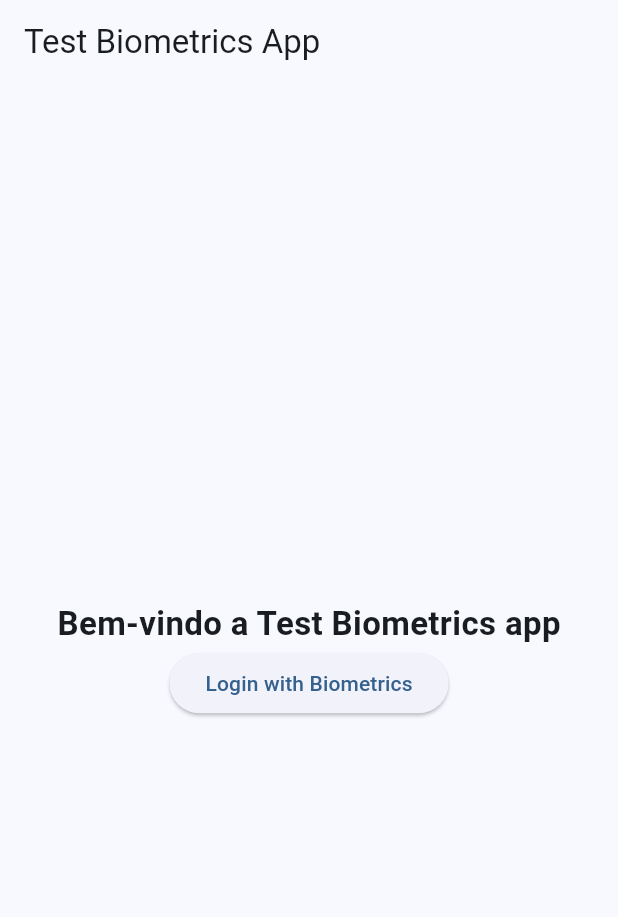
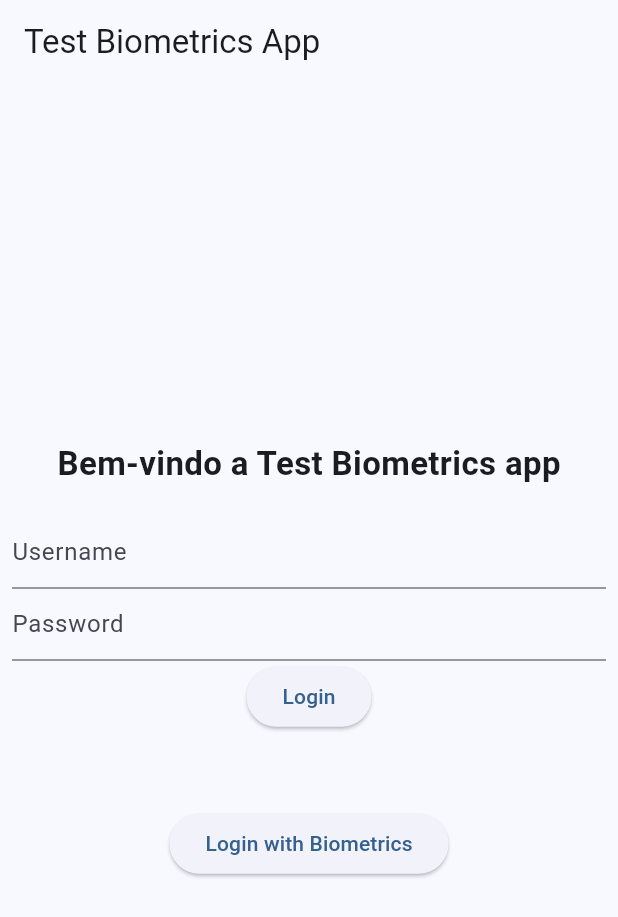
Before and after one commit to ricardoduarte/test-biometrics-app, a Flutter app: the screen it shows after launch, on a phone screen of 412 x 824 dp. Shown: the top 917 px of the screen. Run offline on Flutter 3.47's test engine with Material 2 defaults, Android fonts, the phone set to English and light mode, and no system bars; our stand-ins replace local_auth.

Commit message:
add a very simple auth on login screen

```diff
--- a/test_biometrics/lib/auth_screen.dart
+++ b/test_biometrics/lib/auth_screen.dart
@@ -16,8 +16,28 @@ class LocalAuthScreen extends StatefulWidget {
 
 class _LocalAuthScreenState extends State<LocalAuthScreen> {
   final LocalAuthentication auth = LocalAuthentication();
+  final TextEditingController _usernameController = TextEditingController();
+  final TextEditingController _passwordController = TextEditingController();
+
+  @override
+  void dispose() {
+    _usernameController.dispose();
+    _passwordController.dispose();
+    super.dispose();
+  }
 
   Future<void> authenticate() async {
+    final bool isLoggedIn =
+        _usernameController.text == 'user' && _passwordController.text == '123';
+
+    if (isLoggedIn) {
+      // ignore: use_build_context_synchronously
+      Navigator.push(
+          context, MaterialPageRoute(builder: (context) => const HomeScreen()));
+    }
+  }
+
+  Future<void> authenticateWithBiometrics() async {
     try {
       final bool isLoggedIn = await auth.authenticate(
         localizedReason:
@@ -39,21 +59,44 @@ class _LocalAuthScreenState extends State<LocalAuthScreen> {
   Widget build(BuildContext context) {
     return Scaffold(
       appBar: AppBar(title: const Text('Test Biometrics App')),
-      body: Column(
+      body: Padding(
+        padding: const EdgeInsets.all(8.0),
+        child: Column(
           mainAxisAlignment: MainAxisAlignment.center,
           children: [
             const Text(
               'Bem-vindo a Test Biometrics app',
               style: TextStyle(fontWeight: FontWeight.bold, fontSize: 22),
             ),
+            const SizedBox(
+              height: 20,
+            ),
+            TextField(
+              controller: _usernameController,
+              decoration: const InputDecoration(hintText: 'Username'),
+            ),
+            TextField(
+              controller: _passwordController,
+              decoration: const InputDecoration(hintText: 'Password'),
+            ),
+            Center(
+              child: ElevatedButton(
+                child: const Text('Login'),
+                onPressed: () => authenticate(),
+              ),
+            ),
+            const SizedBox(
+              height: 50,
+            ),
             Center(
               child: ElevatedButton(
                 child: const Text('Login with Biometrics'),
-              onPressed: () => authenticate(),
+                onPressed: () => authenticateWithBiometrics(),
               ),
             ),
           ],
         ),
+      ),
     );
   }
 }
```
Lines whose indentation alone changed are shown as unchanged.
